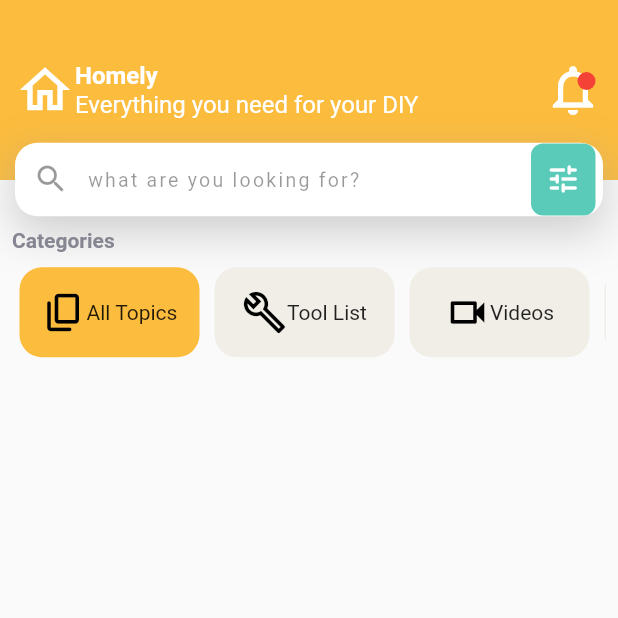
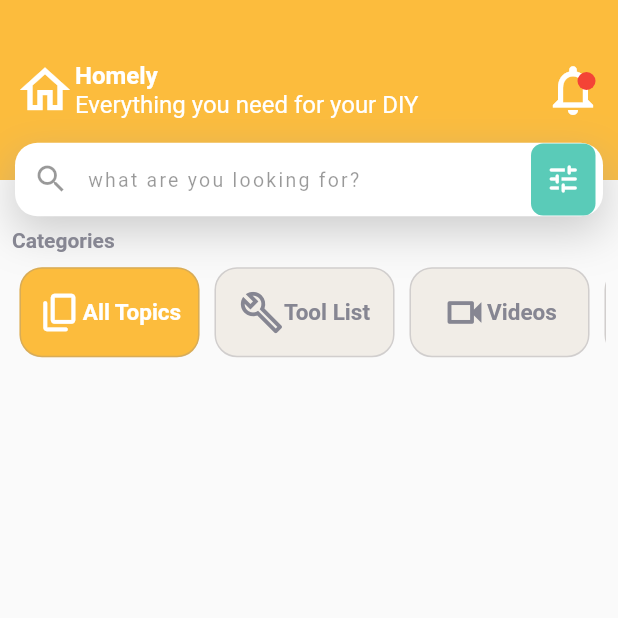
Before and after one commit to RodrigoUchoa001/avaliacao_2_programacao_4, a Flutter app: the screen it shows after launch, on a phone screen of 412 x 824 dp, the top half of it. Run offline on Flutter 3.47's test engine with Material 2 defaults, Android fonts, the light colour scheme and no system bars.

Commit message:
finalizada linha de categorias

```diff
--- a/lib/widgets/category_container.dart
+++ b/lib/widgets/category_container.dart
@@ -23,6 +23,8 @@ class _CategoryContainerState extends State<CategoryContainer> {
     final categoriaAtivada = Theme.of(context).appBarTheme.backgroundColor;
     final categoriaDesativada = Theme.of(context).disabledColor;
 
+    final Color? corBorda = Theme.of(context).textTheme.bodyLarge?.color;
+
     return Container(
       width: 120,
       margin: const EdgeInsets.symmetric(horizontal: 5, vertical: 10),
@@ -31,16 +33,29 @@ class _CategoryContainerState extends State<CategoryContainer> {
             ? categoriaAtivada
             : categoriaDesativada),
         borderRadius: BorderRadius.circular(15),
+        border: Border.all(color: corBorda!.withOpacity(0.3)),
       ),
       child: Row(
         mainAxisAlignment: MainAxisAlignment.center,
         children: [
           Icon(
             widget.icone,
-            color: Colors.black,
+            // color: Theme.of(context).textTheme.bodyLarge?.color,
+            color: (provider.categories[widget.index]
+                ? Colors.white
+                : Theme.of(context).textTheme.bodyLarge?.color),
             size: 30,
           ),
-          Text(widget.texto),
+          Text(
+            widget.texto,
+            style: TextStyle(
+              // color: Theme.of(context).textTheme.bodyLarge?.color,
+              color:
+                  (provider.categories[widget.index] ? Colors.white : corBorda),
+              fontWeight: FontWeight.bold,
+              fontSize: 15,
+            ),
+          ),
         ],
       ),
     );
```
